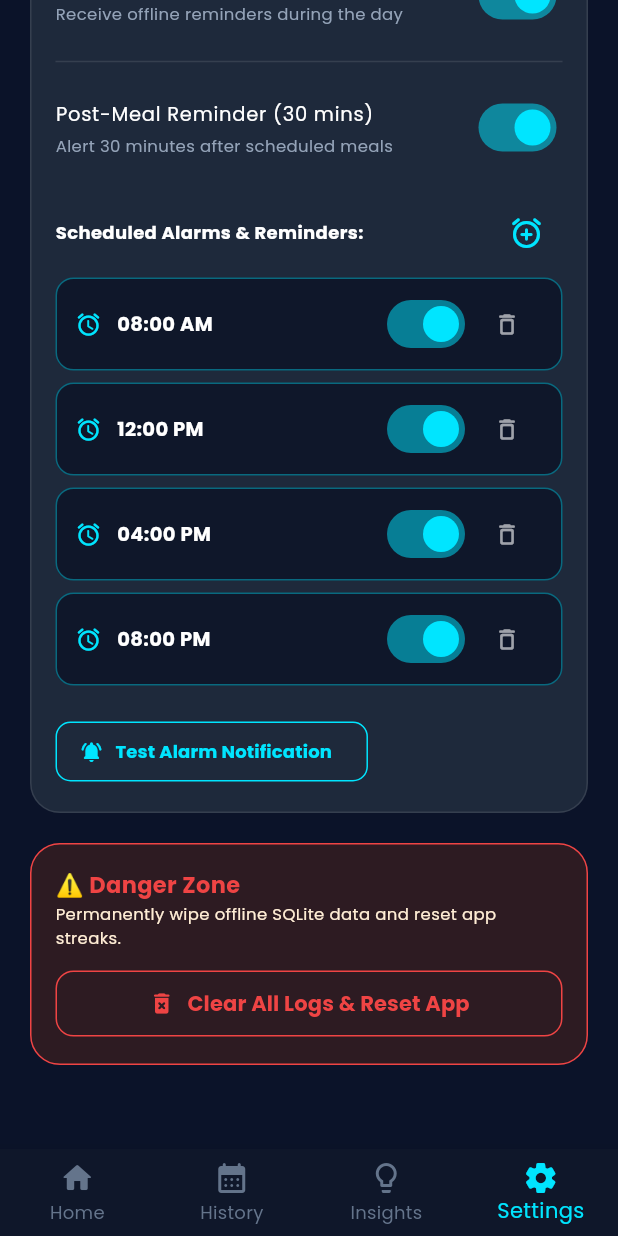
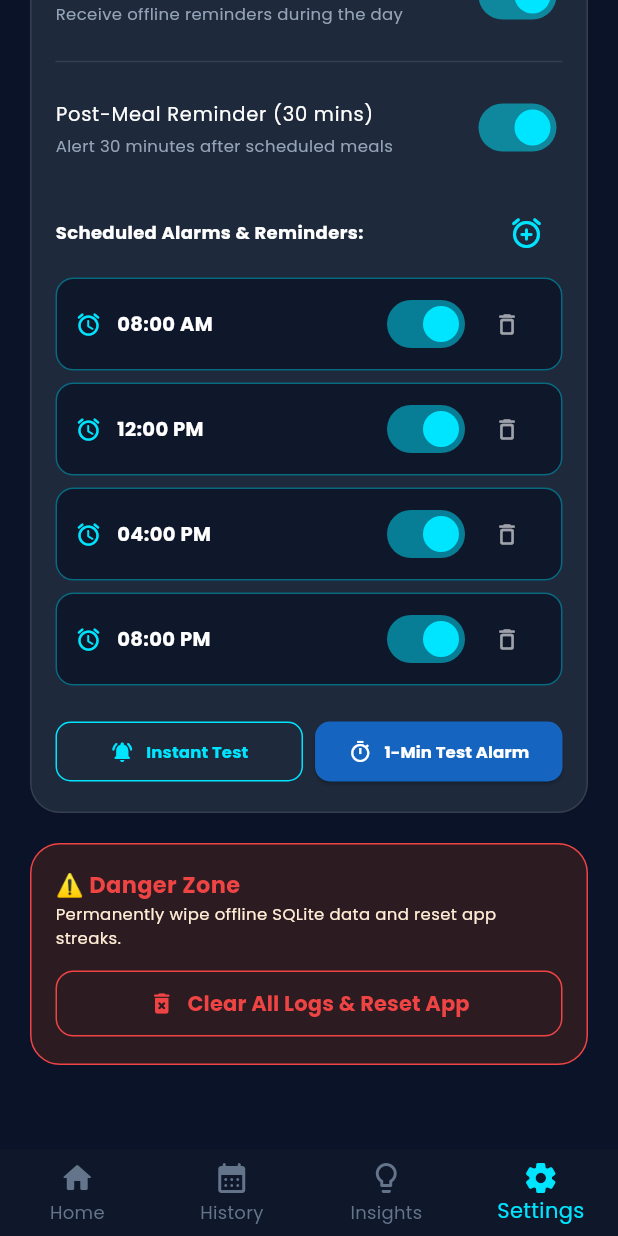
Before and after one commit to Ishaan2105/HydroTracker-flutter, a Flutter app: the screen it shows after launch, item 4 of the bottom bar chosen, scrolled down 562 dp, on a phone screen of 412 x 824 dp. Run offline on Flutter 3.47's test engine with Material 3 defaults, Android fonts, the phone set to English and light mode, and no system bars; our stand-ins replace flutter_local_notifications, flutter_timezone, google_fonts, shared_preferences, sqflite, timezone; accounts and stored records are empty.

Commit message:
Use wallClockTime for recurring alarms and add 1-minute test alarm button

```diff
--- a/lib/screens/settings_screen.dart
+++ b/lib/screens/settings_screen.dart
@@ -345,13 +345,16 @@ class _SettingsScreenState extends State<SettingsScreen> {
                           }).toList(),
                         ),
                         const SizedBox(height: 12),
-                        OutlinedButton.icon(
+                        Row(
+                          children: [
+                            Expanded(
+                              child: OutlinedButton.icon(
                                 onPressed: () async {
                                   await NotificationService.showTestNotification();
                                   if (context.mounted) {
                                     ScaffoldMessenger.of(context).showSnackBar(
                                       const SnackBar(
-                                  content: Text('🔔 Sent test notification! Check your phone status bar.'),
+                                        content: Text('🔔 Instant notification sent to status bar!'),
                                         duration: Duration(seconds: 2),
                                       ),
                                     );
@@ -359,13 +362,45 @@ class _SettingsScreenState extends State<SettingsScreen> {
                                 },
                                 icon: const Icon(Icons.notifications_active_rounded, size: 16, color: Color(0xFF00E5FF)),
                                 label: Text(
-                            'Test Alarm Notification',
-                            style: GoogleFonts.poppins(fontSize: 12, fontWeight: FontWeight.bold, color: const Color(0xFF00E5FF)),
+                                  'Instant Test',
+                                  style: GoogleFonts.poppins(fontSize: 11, fontWeight: FontWeight.bold, color: const Color(0xFF00E5FF)),
                                 ),
                                 style: OutlinedButton.styleFrom(
+                                  padding: const EdgeInsets.symmetric(vertical: 10, horizontal: 8),
                                   side: const BorderSide(color: Color(0xFF00E5FF)),
                                   shape: RoundedRectangleBorder(borderRadius: BorderRadius.circular(10)),
                                 ),
+                              ),
+                            ),
+                            const SizedBox(width: 8),
+                            Expanded(
+                              child: ElevatedButton.icon(
+                                onPressed: () async {
+                                  final scheduledTime = await NotificationService.scheduleOneMinuteTest();
+                                  final timeStr = DateFormat('hh:mm:ss a').format(scheduledTime);
+                                  if (context.mounted) {
+                                    ScaffoldMessenger.of(context).showSnackBar(
+                                      SnackBar(
+                                        content: Text('⏳ 1-Min Test Alarm set for $timeStr! Lock your phone & wait 60s.'),
+                                        backgroundColor: const Color(0xFF1565C0),
+                                        duration: const Duration(seconds: 4),
+                                      ),
+                                    );
+                                  }
+                                },
+                                icon: const Icon(Icons.timer_outlined, size: 16, color: Colors.white),
+                                label: Text(
+                                  '1-Min Test Alarm',
+                                  style: GoogleFonts.poppins(fontSize: 11, fontWeight: FontWeight.bold, color: Colors.white),
+                                ),
+                                style: ElevatedButton.styleFrom(
+                                  padding: const EdgeInsets.symmetric(vertical: 10, horizontal: 8),
+                                  backgroundColor: const Color(0xFF1565C0),
+                                  shape: RoundedRectangleBorder(borderRadius: BorderRadius.circular(10)),
+                                ),
+                              ),
+                            ),
+                          ],
                         ),
                       ],
                     ),
--- a/lib/services/notification_service.dart
+++ b/lib/services/notification_service.dart
@@ -193,23 +193,9 @@ class NotificationService {
         body,
         scheduledDate,
         notificationDetails,
-        androidScheduleMode: AndroidScheduleMode.alarmClock,
-        uiLocalNotificationDateInterpretation:
-            UILocalNotificationDateInterpretation.absoluteTime,
-        matchDateTimeComponents: DateTimeComponents.time,
-      );
-    } catch (alarmClockErr) {
-      debugPrint('alarmClock mode fallback to exactAllowWhileIdle: $alarmClockErr');
-      try {
-        await _notificationsPlugin.zonedSchedule(
-          id,
-          title,
-          body,
-          scheduledDate,
-          notificationDetails,
         androidScheduleMode: AndroidScheduleMode.exactAllowWhileIdle,
         uiLocalNotificationDateInterpretation:
-              UILocalNotificationDateInterpretation.absoluteTime,
+            UILocalNotificationDateInterpretation.wallClockTime,
         matchDateTimeComponents: DateTimeComponents.time,
       );
     } catch (exactErr) {
@@ -223,7 +209,7 @@ class NotificationService {
           notificationDetails,
           androidScheduleMode: AndroidScheduleMode.inexactAllowWhileIdle,
           uiLocalNotificationDateInterpretation:
-                UILocalNotificationDateInterpretation.absoluteTime,
+              UILocalNotificationDateInterpretation.wallClockTime,
           matchDateTimeComponents: DateTimeComponents.time,
         );
       } catch (e) {
@@ -231,6 +217,55 @@ class NotificationService {
       }
     }
   }
+
+  /// Schedule a 1-minute test alarm for instant verification
+  static Future<DateTime> scheduleOneMinuteTest() async {
+    await init();
+    await requestPermissions();
+    final now = tz.TZDateTime.now(tz.local);
+    final target = now.add(const Duration(seconds: 60));
+
+    const AndroidNotificationDetails androidDetails = AndroidNotificationDetails(
+      channelId,
+      channelName,
+      channelDescription: 'Scheduled alarms and daily water intake reminders',
+      importance: Importance.max,
+      priority: Priority.high,
+      playSound: true,
+      enableVibration: true,
+      icon: '@mipmap/ic_launcher',
+    );
+
+    const NotificationDetails notificationDetails = NotificationDetails(
+      android: androidDetails,
+      iOS: DarwinNotificationDetails(presentAlert: true, presentSound: true),
+    );
+
+    try {
+      await _notificationsPlugin.zonedSchedule(
+        999,
+        '⏰ Hydro Tracker 1-Min Test Alarm!',
+        'Scheduled alarm test succeeded! Background notification working.',
+        target,
+        notificationDetails,
+        androidScheduleMode: AndroidScheduleMode.exactAllowWhileIdle,
+        uiLocalNotificationDateInterpretation:
+            UILocalNotificationDateInterpretation.wallClockTime,
+      );
+    } catch (_) {
+      await _notificationsPlugin.zonedSchedule(
+        999,
+        '⏰ Hydro Tracker 1-Min Test Alarm!',
+        'Scheduled alarm test succeeded! Background notification working.',
+        target,
+        notificationDetails,
+        androidScheduleMode: AndroidScheduleMode.inexactAllowWhileIdle,
+        uiLocalNotificationDateInterpretation:
+            UILocalNotificationDateInterpretation.wallClockTime,
+      );
+    }
+
+    return DateTime.now().add(const Duration(seconds: 60));
   }
 
   /// Helper to parse 12h "08:00 AM" or 24h "08:00" strings into DateTime
```
Lines whose indentation alone changed are shown as unchanged.
